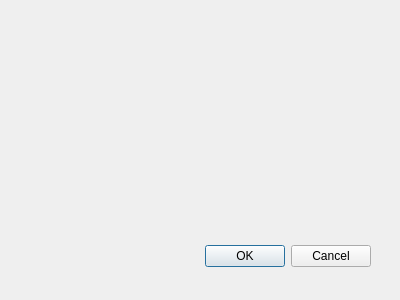
Qt form m_cfg/dbform.ui (xXRadioHeadXx/start7) before a commit.
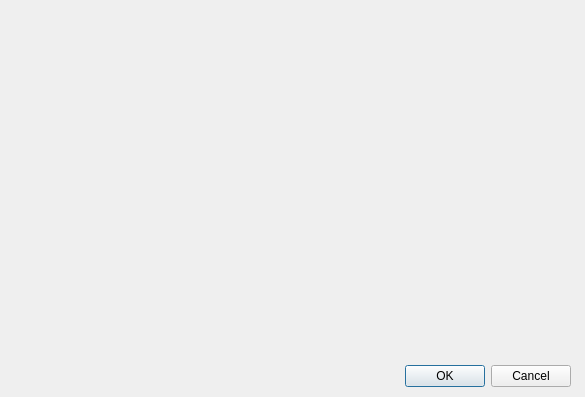
The same form after that commit.

```diff
--- a/m_cfg/dbform.ui
+++ b/m_cfg/dbform.ui
@@ -8,8 +8,8 @@
    <rect>
     <x>0</x>
     <y>0</y>
-    <width>400</width>
-    <height>300</height>
+    <width>585</width>
+    <height>397</height>
    </rect>
   </property>
   <property name="windowTitle">
@@ -18,8 +18,8 @@
   <widget name="buttonBox" class="QDialogButtonBox">
    <property name="geometry">
     <rect>
-     <x>30</x>
-     <y>240</y>
+     <x>230</x>
+     <y>360</y>
      <width>341</width>
      <height>32</height>
     </rect>
```
Left out of the diff: 9 changed lines with no effect on the pictures.
